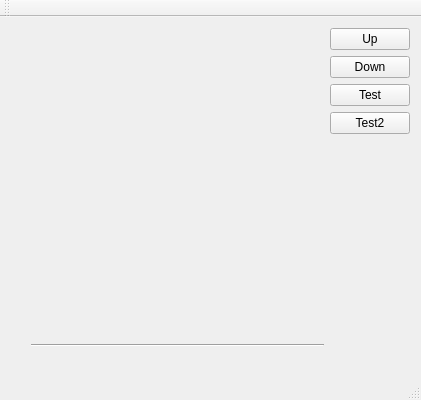
Qt form mw.ui (xVekx/GuiResourceToC) before a commit.
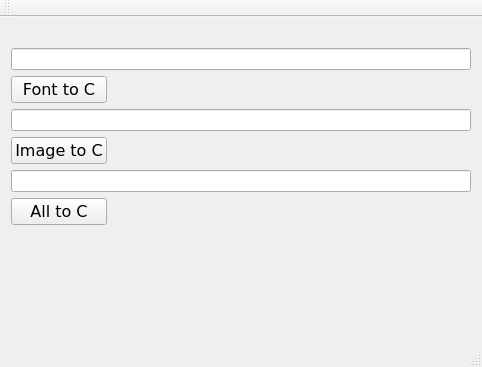
The same form after that commit. Custom widgets are drawn as their Qt base class.

Commit message: Add class Font2C Font2CIndex Font2CGlyph

What changed in the file:
```diff
--- a/mw.ui
+++ b/mw.ui
@@ -6,8 +6,8 @@
    <rect>
     <x>0</x>
     <y>0</y>
-    <width>421</width>
-    <height>400</height>
+    <width>482</width>
+    <height>367</height>
    </rect>
   </property>
   <property name="windowTitle">
@@ -17,15 +17,24 @@
    <layout class="QGridLayout" name="gridLayout_2">
     <item row="0" column="0">
      <layout class="QGridLayout" name="gridLayout">
-      <item row="3" column="2">
-       <widget class="QPushButton" name="QPBTest2">
-        <property name="text">
-         <string>Test2</string>
-        </property>
-       </widget>
-      </item>
       <item row="6" column="1">
-       <spacer name="horizontalSpacer">
+       <widget class="QPushButton" name="pushButton_3">
+        <property name="font">
+         <font>
+          <family>DejaVu Sans</family>
+          <pointsize>12</pointsize>
+         </font>
+        </property>
+        <property name="text">
+         <string>All to C</string>
+        </property>
+       </widget>
+      </item>
+      <item row="5" column="1" colspan="2">
+       <widget class="QLineEdit" name="lineEdit_3"/>
+      </item>
+      <item row="0" column="2">
+       <spacer name="horizontalSpacer_2">
         <property name="orientation">
          <enum>Qt::Horizontal</enum>
         </property>
@@ -37,21 +46,7 @@
         </property>
        </spacer>
       </item>
-      <item row="2" column="2">
-       <widget class="QPushButton" name="QPBTest">
-        <property name="text">
-         <string>Test</string>
-        </property>
-       </widget>
-      </item>
-      <item row="0" column="2">
-       <widget class="QPushButton" name="QPBUp">
-        <property name="text">
-         <string>Up</string>
-        </property>
-       </widget>
-      </item>
-      <item row="0" column="0" rowspan="5">
+      <item row="7" column="1">
        <spacer name="verticalSpacer">
         <property name="orientation">
          <enum>Qt::Vertical</enum>
@@ -64,35 +59,37 @@
         </property>
        </spacer>
       </item>
-      <item row="4" column="2">
-       <spacer name="verticalSpacer_2">
-        <property name="orientation">
-         <enum>Qt::Vertical</enum>
+      <item row="4" column="1">
+       <widget class="QPushButton" name="pushButton_2">
+        <property name="font">
+         <font>
+          <family>DejaVu Sans</family>
+          <pointsize>12</pointsize>
+         </font>
         </property>
-        <property name="sizeHint" stdset="0">
-         <size>
-          <width>20</width>
-          <height>40</height>
-         </size>
-        </property>
-       </spacer>
-      </item>
-      <item row="1" column="2">
-       <widget class="QPushButton" name="QPBDown">
         <property name="text">
-         <string>Down</string>
+         <string>Image to C</string>
         </property>
        </widget>
       </item>
-      <item row="5" column="1">
-       <widget class="Line" name="line">
-        <property name="orientation">
-         <enum>Qt::Horizontal</enum>
+      <item row="2" column="1">
+       <widget class="QPushButton" name="pushButton">
+        <property name="font">
+         <font>
+          <family>DejaVu Sans</family>
+          <pointsize>12</pointsize>
+         </font>
         </property>
+        <property name="text">
+         <string>Font to C</string>
+        </property>
        </widget>
       </item>
-      <item row="0" column="1" rowspan="5">
-       <widget class="GenGlyph" name="QWGlyph" native="true"/>
+      <item row="1" column="1" colspan="2">
+       <widget class="QLineEdit" name="lineEdit"/>
+      </item>
+      <item row="3" column="1" colspan="2">
+       <widget class="QLineEdit" name="lineEdit_2"/>
       </item>
      </layout>
     </item>
@@ -119,14 +116,6 @@
   <widget class="QStatusBar" name="statusBar"/>
  </widget>
  <layoutdefault spacing="6" margin="11"/>
- <customwidgets>
-  <customwidget>
-   <class>GenGlyph</class>
-   <extends>QWidget</extends>
-   <header>genglyph.h</header>
-   <container>1</container>
-  </customwidget>
- </customwidgets>
  <resources/>
  <connections/>
 </ui>
```
Left out of the diff: 2 changed lines with no effect on the pictures. The commit also changes 18 other files.
